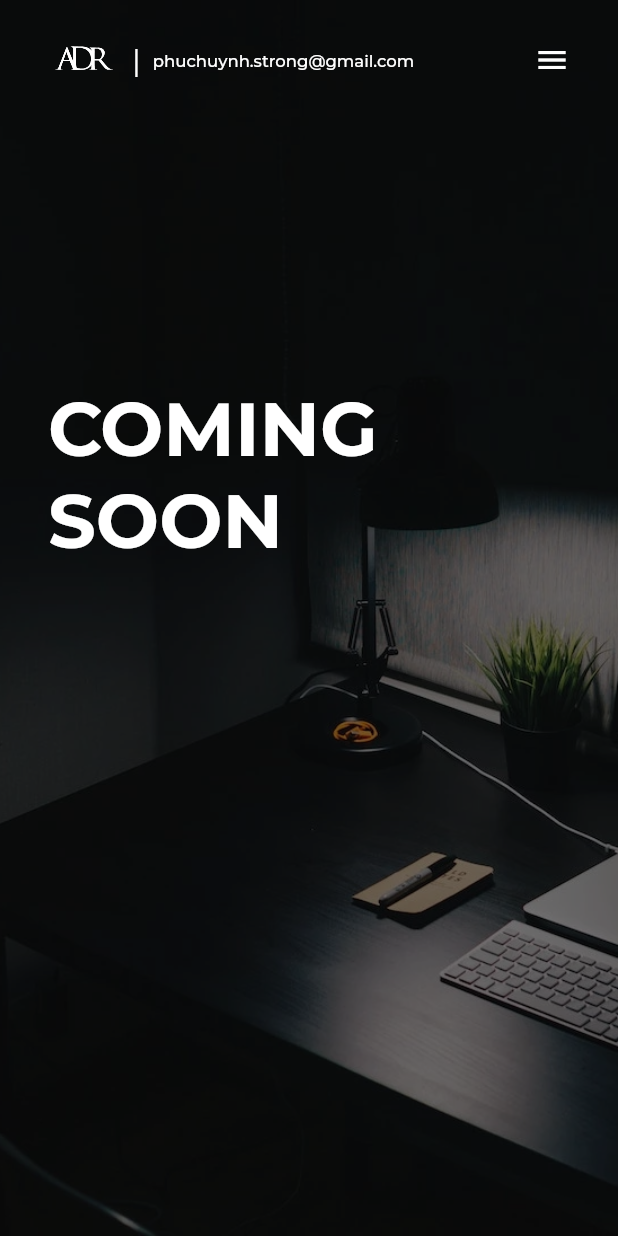
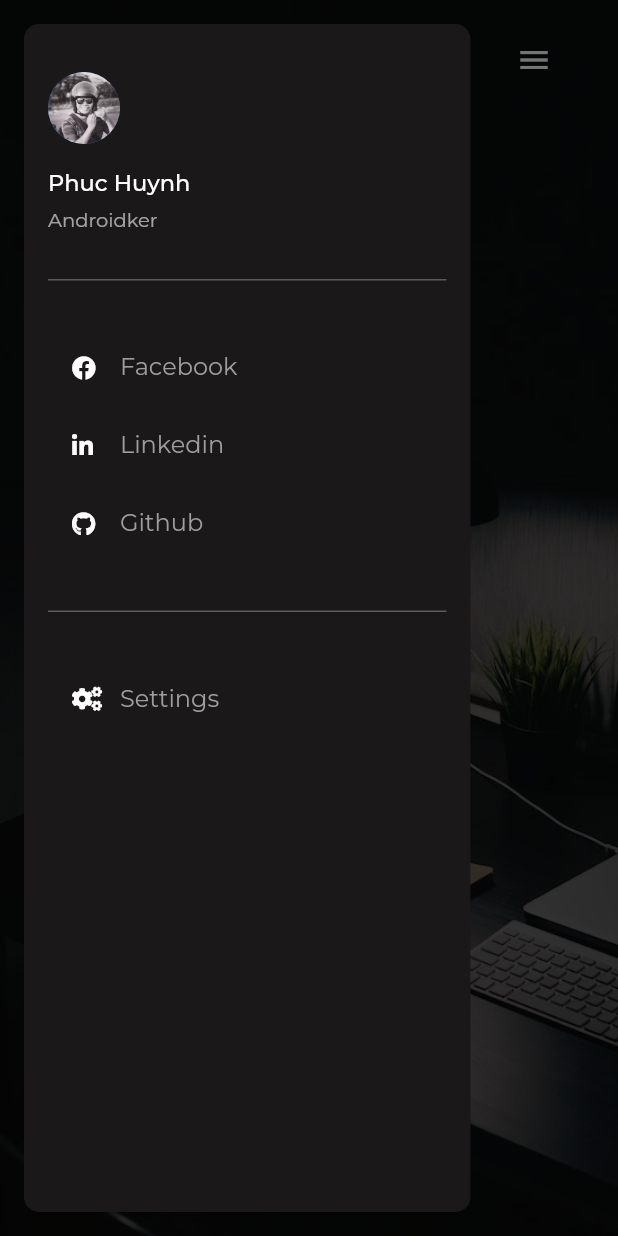
Before and after one commit to phuchuynhStrong/androidker, a Flutter app: the ComingSoonPage screen opened directly, with the side drawer open (before the commit the screen has no drawer), on a phone screen of 412 x 824 dp. Run offline on Flutter 3.47's test engine with Material 2 defaults, Android fonts, the phone set to English and light mode, and no system bars; our stand-ins replace bloc, firebase_core, flutter_bloc, flutter_svg, font_awesome_flutter, freezed_annotation and 7 more; missing offline and left inert: a package; accounts and stored records are empty.

Commit message:
Feature/app bar (#20)
* Add custom Scaffold
- Contains background container
- Contains app bar

* Add Sidebar
- Open sidebar from AppBar
- Responsive Sidebar

* - Exclude generated file from analyzer
- Add google_fonts to core
- Add default scaffold with bg and AppBar
- Preload circle avatar in Splash page

```diff
--- a/analysis_options.yaml
+++ b/analysis_options.yaml
@@ -26,6 +26,10 @@ linter:
     # prefer_single_quotes: true  # Uncomment to enable the `prefer_single_quotes` rule
 
 analyzer:
+  exclude:
+    - build/**
+    - "**/*.g.dart"
+    - "**/*.freezed.dart"
   errors:
     todo: ignore
 
--- /dev/null
+++ b/lib/_utils/layout.dart
@@ -0,0 +1,6 @@
+const _kUseVerticalLayoutPivot = 700.0;
+
+class LayoutUtils {
+  static bool useVerticalLayout(double widthPx) =>
+      widthPx < _kUseVerticalLayoutPivot;
+}
--- /dev/null
+++ b/lib/_utils/navigation.dart
@@ -0,0 +1,18 @@
+import 'package:logger/logger.dart';
+import 'package:url_launcher/url_launcher.dart';
+
+class NavigationUtils {
+  static Future<void> openUrl(String? url) async {
+    if (url == null) {
+      return;
+    }
+
+    return canLaunch(url).then((value) {
+      if (value) {
+        launch(url);
+      }
+    }).catchError((error) {
+      Logger().e("Can't launch URL: $error");
+    });
+  }
+}
--- a/lib/core_packages.dart
+++ b/lib/core_packages.dart
@@ -3,3 +3,4 @@ export 'package:androiker/styles.dart';
 export 'package:androiker/styled_widgets/styled_widgets.dart';
 
 export 'package:sized_context/sized_context.dart';
+export 'package:google_fonts/google_fonts.dart';
--- /dev/null
+++ b/lib/styled_widgets/androidker_scaffold.dart
@@ -0,0 +1,46 @@
+import 'package:androiker/views/home_page/home_nav_bar.dart';
+import 'package:androiker/views/sidebar/sidebar.dart';
+import 'package:flutter/material.dart';
+
+import '../core_packages.dart';
+
+class AndroidkerScaffold extends StatelessWidget {
+  final Widget? body;
+  final Widget? drawer;
+
+  final String? windowTitleText;
+  final Color? windowTitleColor;
+  const AndroidkerScaffold({
+    Key? key,
+    @required this.body,
+    this.drawer,
+    this.windowTitleText,
+    this.windowTitleColor,
+  }) : super(key: key);
+
+  @override
+  Widget build(BuildContext context) {
+    return Scaffold(
+      drawer: drawer ?? const AndroidkerSidebar(),
+      body: Title(
+        color: windowTitleColor ?? Colors.black,
+        title: windowTitleText ?? "Androidker Folio",
+        child: BackgroundContainer(
+          child: Container(
+            padding: EdgeInsets.symmetric(
+              horizontal: Insets.xl,
+            ),
+            child: Column(
+              children: <Widget>[
+                const HomeNavBar(
+                  email: "phuchuynh.strong@gmail.com",
+                ),
+                if (body != null) ...[body!]
+              ],
+            ),
+          ),
+        ),
+      ),
+    );
+  }
+}
--- /dev/null
+++ b/lib/styled_widgets/sidebar/sidebar_divider.dart
@@ -0,0 +1,24 @@
+import 'package:androiker/core_packages.dart';
+import 'package:flutter/material.dart';
+
+class SidebarSectionDivider extends StatelessWidget {
+  const SidebarSectionDivider({Key? key}) : super(key: key);
+
+  @override
+  Widget build(BuildContext context) {
+    return Container(
+      margin: EdgeInsets.symmetric(
+        vertical: Insets.xl,
+      ),
+      height: 1.0,
+      width: double.infinity,
+      decoration: BoxDecoration(
+        border: Border(
+          bottom: BorderSide(
+            color: Colors.grey.withOpacity(0.5),
+          ),
+        ),
+      ),
+    );
+  }
+}
--- /dev/null
+++ b/lib/styled_widgets/sidebar/sidebar_item.dart
@@ -0,0 +1,50 @@
+import 'package:flutter/material.dart';
+
+import '../../core_packages.dart';
+
+class SidebarItem extends StatelessWidget {
+  final Widget? prefix;
+  final String? title;
+  final VoidCallback? onPressed;
+  const SidebarItem({Key? key, this.prefix, this.title, this.onPressed})
+      : super(key: key);
+
+  @override
+  Widget build(BuildContext context) {
+    return InkWell(
+      onTap: () {
+        onPressed?.call();
+      },
+      child: Container(
+        padding: EdgeInsets.all(Insets.lg),
+        width: double.infinity,
+        decoration: const BoxDecoration(
+          borderRadius: Corners.mdBorder,
+        ),
+        child: Row(
+          children: [
+            SizedBox.fromSize(
+              size: const Size.square(16),
+              child: prefix ?? Container(),
+            ),
+            Expanded(
+              child: Container(
+                margin: EdgeInsets.only(
+                  left: Insets.lg,
+                ),
+                child: Text(
+                  title ?? "-",
+                  overflow: TextOverflow.ellipsis,
+                  style: GoogleFonts.montserrat(
+                    fontSize: 16,
+                    color: Colors.grey,
+                  ),
+                ),
+              ),
+            ),
+          ],
+        ),
+      ),
+    );
+  }
+}
--- a/lib/styled_widgets/styled_widgets.dart
+++ b/lib/styled_widgets/styled_widgets.dart
@@ -2,3 +2,6 @@ export 'dialogs/base_dialog.dart';
 export 'dialogs/full_screen_dialog.dart';
 export 'blur_container.dart';
 export 'background_container.dart';
+export 'androidker_scaffold.dart';
+export 'sidebar/sidebar_divider.dart';
+export 'sidebar/sidebar_item.dart';
--- a/lib/views/coming_soon/coming_soon_page.dart
+++ b/lib/views/coming_soon/coming_soon_page.dart
@@ -1,5 +1,4 @@
 import 'package:androiker/core_packages.dart';
-import 'package:androiker/views/home_page/home_nav_bar.dart';
 import 'package:flutter/material.dart';
 import 'package:google_fonts/google_fonts.dart';
 
@@ -20,18 +19,9 @@ class ComingSoonPage extends StatelessWidget {
 
   @override
   Widget build(BuildContext context) {
-    return Scaffold(
-      body: BackgroundContainer(
-        child: Container(
-          padding: EdgeInsets.symmetric(
-            horizontal: Insets.xl,
-          ),
-          child: Column(
-            children: <Widget>[
-              const HomeNavBar(
-                email: "phuchuynh.strong@gmail.com",
-              ),
-              Container(
+    return AndroidkerScaffold(
+      windowTitleText: "Coming soon",
+      body: Container(
         margin: kComingSoonContentMarginTop,
         child: SingleChildScrollView(
           padding: kComingSoonContentPadding,
@@ -47,10 +37,6 @@ class ComingSoonPage extends StatelessWidget {
           ),
         ),
       ),
-            ],
-          ),
-        ),
-      ),
     );
   }
 }
--- a/lib/views/home_page/home_nav_bar.dart
+++ b/lib/views/home_page/home_nav_bar.dart
@@ -1,11 +1,11 @@
+import 'package:androiker/_utils/layout.dart';
+import 'package:androiker/_utils/navigation.dart';
 import 'package:androiker/resources/resources.dart';
 import 'package:androiker/styles.dart';
 import 'package:flutter/material.dart';
 import 'package:flutter_svg/svg.dart';
 import 'package:font_awesome_flutter/font_awesome_flutter.dart';
 import 'package:google_fonts/google_fonts.dart';
-import 'package:logger/logger.dart';
-import 'package:url_launcher/url_launcher.dart';
 import 'package:sized_context/sized_context.dart';
 
 class HomeNavBar extends StatelessWidget {
@@ -13,23 +13,9 @@ class HomeNavBar extends StatelessWidget {
 
   const HomeNavBar({Key? key, this.email}) : super(key: key);
 
-  void openUrl(String? url) {
-    if (url == null) {
-      return;
-    }
-
-    canLaunch(url).then((value) {
-      if (value) {
-        launch(url);
-      }
-    }).catchError((error) {
-      Logger().e("Can't launch URL: $error");
-    });
-  }
-
   @override
   Widget build(BuildContext context) {
-    bool useVerticalLayout = context.widthPx < 700;
+    bool useVerticalLayout = LayoutUtils.useVerticalLayout(context.widthPx);
     return Container(
       padding: EdgeInsets.only(
         top: Insets.lg,
@@ -60,12 +46,15 @@ class HomeNavBar extends StatelessWidget {
               ),
             ),
           ),
-          Text(
+          Flexible(
+            child: Text(
               email ?? "-",
+              overflow: TextOverflow.ellipsis,
               style: GoogleFonts.montserrat(
                 fontSize: 11,
                 fontWeight: FontWeight.w500,
                 color: Colors.white,
+              ),
             ),
           ),
           Expanded(child: Container()),
@@ -74,15 +63,16 @@ class HomeNavBar extends StatelessWidget {
               icon: const FaIcon(FontAwesomeIcons.facebook),
               iconSize: IconSizes.med,
               color: Colors.white,
-              onPressed: () =>
-                  openUrl("https://www.facebook.com/phuc.huynh.280896/"),
+              onPressed: () => NavigationUtils.openUrl(
+                  "https://www.facebook.com/phuc.huynh.280896/"),
             ),
             IconButton(
               icon: const FaIcon(FontAwesomeIcons.linkedin),
               iconSize: IconSizes.med,
               color: Colors.white,
               onPressed: () {
-                openUrl("https://www.linkedin.com/in/phuchuynhstrong/");
+                NavigationUtils.openUrl(
+                    "https://www.linkedin.com/in/phuchuynhstrong/");
               },
             ),
             IconButton(
@@ -90,14 +80,27 @@ class HomeNavBar extends StatelessWidget {
               color: Colors.white,
               iconSize: IconSizes.med,
               onPressed: () {
-                openUrl("https://github.com/phuchuynhStrong");
+                NavigationUtils.openUrl("https://github.com/phuchuynhStrong");
+              },
+            ),
+            IconButton(
+              icon: const FaIcon(FontAwesomeIcons.cog),
+              color: Colors.white,
+              iconSize: IconSizes.med,
+              onPressed: () {
+                Scaffold.of(context).openDrawer();
               },
             ),
           ] else
-            const Icon(
+            IconButton(
+              onPressed: () {
+                Scaffold.of(context).openDrawer();
+              },
+              icon: const Icon(
                 Icons.menu,
                 size: IconSizes.med,
                 color: Colors.white,
+              ),
             ),
         ],
       ),
--- a/lib/views/home_page/home_page.dart
+++ b/lib/views/home_page/home_page.dart
@@ -3,7 +3,6 @@ import 'package:androiker/routing/app_link.dart';
 import 'package:androiker/routing/app_pages.dart';
 import 'package:androiker/routing/bloc/routing_bloc.dart';
 import 'package:androiker/views/cv/cv_viewer.dart';
-import 'package:androiker/views/home_page/home_nav_bar.dart';
 import 'package:flutter/material.dart';
 import 'package:font_awesome_flutter/font_awesome_flutter.dart';
 import 'package:google_fonts/google_fonts.dart';
@@ -23,26 +22,8 @@ class HomePage extends StatefulWidget {
 class _HomePageState extends State<HomePage> {
   @override
   Widget build(BuildContext context) {
-    return Scaffold(
-      body: Title(
-        color: Colors.blue,
-        title: "Androidker Folio",
-        child: BackgroundContainer(
-          child: Container(
-            padding: EdgeInsets.symmetric(
-              horizontal: Insets.xl,
-            ),
-            child: Column(
-              children: const <Widget>[
-                HomeNavBar(
-                  email: "phuchuynh.strong@gmail.com",
-                ),
-                HomeContentWidget(),
-              ],
-            ),
-          ),
-        ),
-      ),
+    return const AndroidkerScaffold(
+      body: HomeContentWidget(),
     );
   }
 }
--- /dev/null
+++ b/lib/views/sidebar/sidebar.dart
@@ -0,0 +1,131 @@
+import 'package:androiker/_utils/layout.dart';
+import 'package:androiker/_utils/navigation.dart';
+import 'package:androiker/resources/resources.dart';
+import 'package:androiker/styles.dart';
+import 'package:flutter/material.dart';
+import 'package:androiker/core_packages.dart';
+import 'package:font_awesome_flutter/font_awesome_flutter.dart';
+
+const _kSidebarPercentWeb = 0.35;
+const _kSidebarPecentMobile = 0.8;
+const _kSidebarDarkBackgroundColor = Color(0xff1a1818);
+
+class AndroidkerSidebar extends StatelessWidget {
+  const AndroidkerSidebar({Key? key}) : super(key: key);
+
+  void _closeSidebar(BuildContext context) {
+    if (Scaffold.of(context).isDrawerOpen) {
+      Navigator.of(context).pop();
+    }
+  }
+
+  @override
+  Widget build(BuildContext context) {
+    final useVerticalLayout = LayoutUtils.useVerticalLayout(context.widthPx);
+    final sidebarWidth = context.widthPx *
+        (useVerticalLayout ? _kSidebarPecentMobile : _kSidebarPercentWeb);
+    return Container(
+      width: sidebarWidth,
+      padding: EdgeInsets.all(Insets.lg),
+      child: Container(
+        decoration: const BoxDecoration(
+          borderRadius: Corners.mdBorder,
+          color: _kSidebarDarkBackgroundColor,
+        ),
+        padding: EdgeInsets.all(Insets.lg),
+        child: Column(
+          crossAxisAlignment: CrossAxisAlignment.start,
+          children: [
+            Container(
+              margin: EdgeInsets.only(
+                top: Insets.lg,
+                bottom: Insets.lg,
+              ),
+              child: const CircleAvatar(
+                backgroundImage: AssetImage(Images.coolerImage),
+                radius: 24.0,
+              ),
+            ),
+            Container(
+              margin: EdgeInsets.only(
+                bottom: Insets.sm,
+              ),
+              child: Text(
+                "Phuc Huynh",
+                style: GoogleFonts.montserrat(
+                  fontSize: 15,
+                  color: Colors.white,
+                  fontWeight: FontWeight.w500,
+                ),
+              ),
+            ),
+            Text(
+              "Androidker",
+              style: GoogleFonts.montserrat(
+                fontSize: 13,
+                color: Colors.white60,
+                fontWeight: FontWeight.w400,
+              ),
+            ),
+            const SidebarSectionDivider(),
+            if (useVerticalLayout) ...[
+              SidebarItem(
+                prefix: const FaIcon(
+                  FontAwesomeIcons.facebook,
+                  color: Colors.white,
+                  size: 16,
+                ),
+                title: "Facebook",
+                onPressed: () {
+                  NavigationUtils.openUrl(
+                          "https://www.facebook.com/phuc.huynh.280896/")
+                      .then(
+                    (_) => _closeSidebar(context),
+                  );
+                },
+              ),
+              SidebarItem(
+                prefix: const FaIcon(
+                  FontAwesomeIcons.linkedinIn,
+                  color: Colors.white,
+                  size: 16,
+                ),
+                title: "Linkedin",
+                onPressed: () {
+                  NavigationUtils.openUrl(
+                          "https://www.linkedin.com/in/phuchuynhstrong/")
+                      .then(
+                    (_) => _closeSidebar(context),
+                  );
+                },
+              ),
+              SidebarItem(
+                prefix: const FaIcon(
+                  FontAwesomeIcons.github,
+                  color: Colors.white,
+                  size: 16,
+                ),
+                title: "Github",
+                onPressed: () {
+                  NavigationUtils.openUrl("https://github.com/phuchuynhStrong")
+                      .then(
+                    (_) => _closeSidebar(context),
+                  );
+                },
+              ),
+              const SidebarSectionDivider(),
+            ],
+            const SidebarItem(
+              prefix: FaIcon(
+                FontAwesomeIcons.cogs,
+                color: Colors.white,
+                size: 16,
+              ),
+              title: "Settings",
+            ),
+          ],
+        ),
+      ),
+    );
+  }
+}
--- a/lib/views/splash/splash_page.dart
+++ b/lib/views/splash/splash_page.dart
@@ -34,6 +34,7 @@ class _SplashPageState extends State<SplashPage> {
   void didChangeDependencies() {
     super.didChangeDependencies();
     precacheImage(const AssetImage(Images.background), context);
+    precacheImage(const AssetImage(Images.coolerImage), context);
   }
 
   @override
```
Lines whose indentation alone changed are shown as unchanged.
